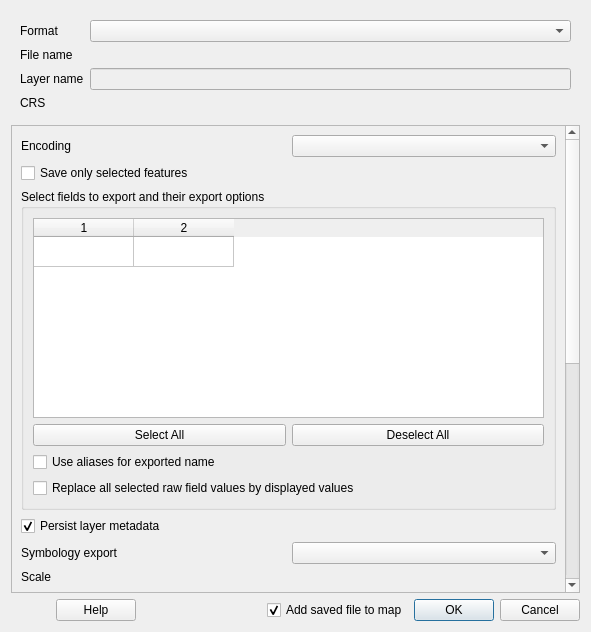
Before: the Qt Designer form src/ui/qgsvectorlayersaveasdialogbase.ui in qgis/QGIS, drawn with Qt 5.
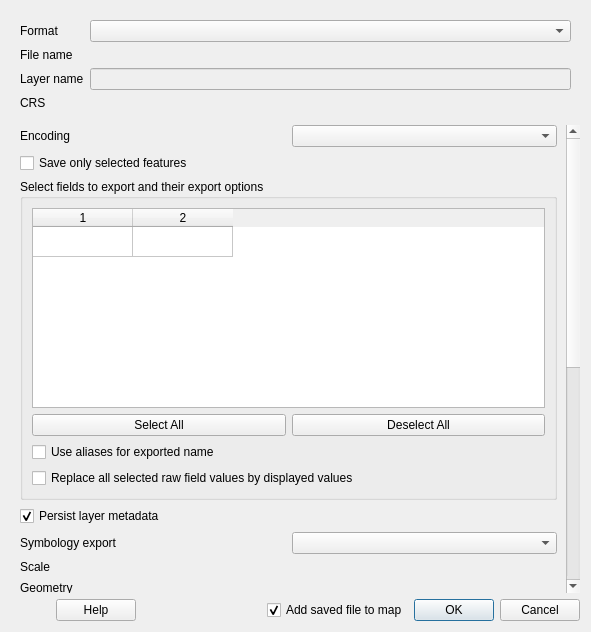
After: the same form once the commit is applied. Custom widgets are drawn as their Qt base class.

Commit message:
Remove frame border around parameters
an adjust size, alignment and margins

Diff of the .ui file:
```diff
--- a/src/ui/qgsvectorlayersaveasdialogbase.ui
+++ b/src/ui/qgsvectorlayersaveasdialogbase.ui
@@ -89,6 +89,9 @@
    </item>
    <item>
     <widget class="QgsScrollArea" name="scrollArea">
+     <property name="frameShape">
+      <enum>QFrame::NoFrame</enum>
+     </property>
      <property name="widgetResizable">
       <bool>true</bool>
      </property>
@@ -97,11 +100,23 @@
        <rect>
         <x>0</x>
         <y>0</y>
-        <width>557</width>
-        <height>1000</height>
+        <width>559</width>
+        <height>973</height>
        </rect>
       </property>
       <layout class="QVBoxLayout" name="verticalLayout">
+       <property name="leftMargin">
+        <number>9</number>
+       </property>
+       <property name="topMargin">
+        <number>0</number>
+       </property>
+       <property name="rightMargin">
+        <number>9</number>
+       </property>
+       <property name="bottomMargin">
+        <number>9</number>
+       </property>
        <item>
         <layout class="QHBoxLayout" name="horizontalLayout_3">
          <item>
@@ -417,7 +432,7 @@
          <property name="sizeHint" stdset="0">
           <size>
            <width>20</width>
-           <height>40</height>
+           <height>0</height>
           </size>
          </property>
         </spacer>
@@ -494,18 +509,18 @@
    <header>qgsprojectionselectionwidget.h</header>
    <container>1</container>
   </customwidget>
-  <customwidget>
-   <class>QgsFileWidget</class>
-   <extends>QWidget</extends>
-   <header>qgsfilewidget.h</header>
-   <container>1</container>
-  </customwidget>
   <customwidget>
    <class>QgsExtentGroupBox</class>
    <extends>QgsCollapsibleGroupBox</extends>
    <header>qgsextentgroupbox.h</header>
    <container>1</container>
   </customwidget>
+  <customwidget>
+   <class>QgsFileWidget</class>
+   <extends>QWidget</extends>
+   <header>qgsfilewidget.h</header>
+   <container>1</container>
+  </customwidget>
   <customwidget>
    <class>QgsScaleWidget</class>
    <extends>QWidget</extends>
```
Left out of the diff: 1 changed line with no effect on the pictures. The commit also changes 1 other file.
